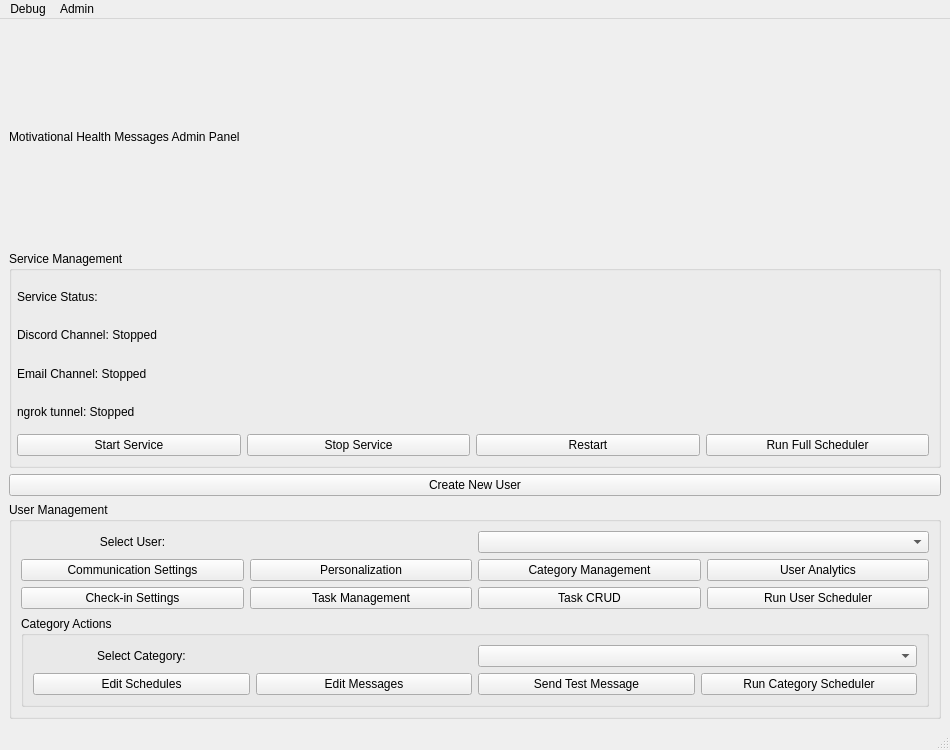
Above: ui/designs/admin_panel.ui from Jacfogel/MHM before the change. Below: the same form after it.
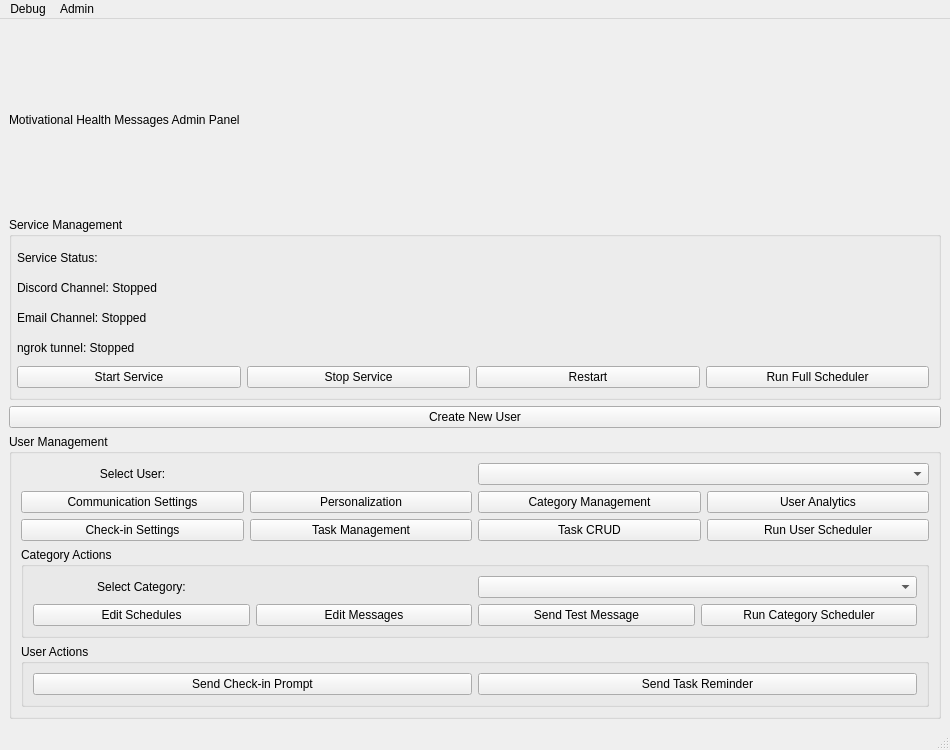
That is the form after the change.

Commit message: Add User Actions section to admin panel and fix UI dialog accuracy

What changed in the file:
```diff
--- a/ui/designs/admin_panel.ui
+++ b/ui/designs/admin_panel.ui
@@ -285,6 +285,33 @@
          </layout>
         </widget>
        </item>
+       <item>
+        <widget class="QGroupBox" name="groupBox_user_actions">
+         <property name="title">
+          <string>User Actions</string>
+         </property>
+         <layout class="QVBoxLayout" name="verticalLayout_6">
+          <item>
+           <layout class="QGridLayout" name="gridLayout_5">
+            <item row="0" column="0">
+             <widget class="QPushButton" name="pushButton_send_checkin_prompt">
+              <property name="text">
+               <string>Send Check-in Prompt</string>
+              </property>
+             </widget>
+            </item>
+            <item row="0" column="1">
+             <widget class="QPushButton" name="pushButton_send_task_reminder">
+              <property name="text">
+               <string>Send Task Reminder</string>
+              </property>
+             </widget>
+            </item>
+           </layout>
+          </item>
+         </layout>
+        </widget>
+       </item>
       </layout>
      </widget>
     </item>
```
The commit also changes 10 other files.
